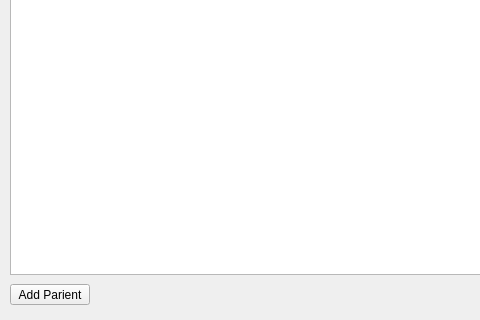
First picture: the form in registryform.ui, repository nikifor511/hhospital, before the edit; both pictures show x 0 to 480 and y 206 to 526 of the 723 by 526 pixel window.
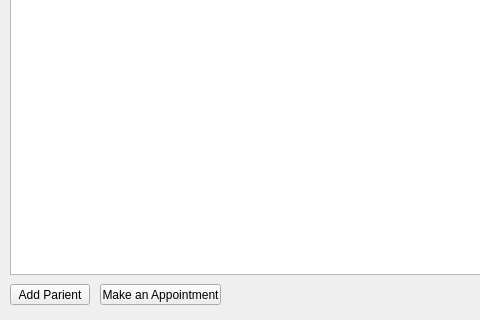
Second picture: the form after the edit.

```diff
--- a/registryform.ui
+++ b/registryform.ui
@@ -88,6 +88,19 @@
     <string>Log Out</string>
    </property>
   </widget>
+  <widget class="QPushButton" name="pushButton_4">
+   <property name="geometry">
+    <rect>
+     <x>100</x>
+     <y>490</y>
+     <width>121</width>
+     <height>21</height>
+    </rect>
+   </property>
+   <property name="text">
+    <string>Make an Appointment</string>
+   </property>
+  </widget>
  </widget>
  <resources/>
  <connections/>
```
